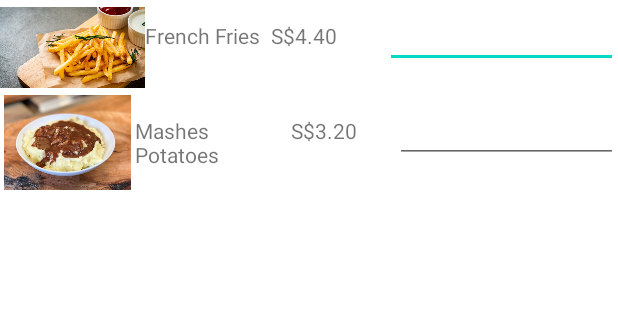
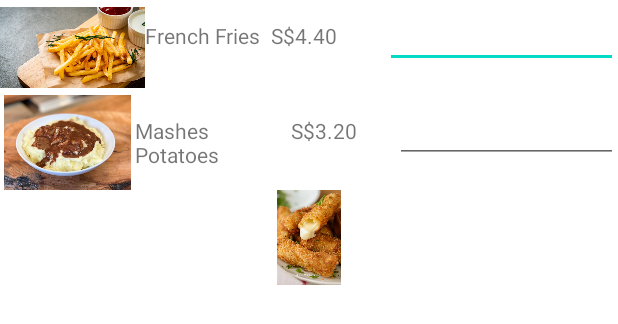
Before and after one commit to Silversoulxx/FastFoodOrderingSystem, an Android app: the layout fragment_appetizer.xml on its own in the app's theme, with its tools: preview values and no code run, on a phone screen of 412 x 824 dp. Shown: the top 324 px of the screen. Run offline under Robolectric (Android 15) with nearby library versions, the phone set to English and light mode, and no system bars; network calls fail.

```diff
--- a/app/src/main/res/layout/fragment_appetizer.xml
+++ b/app/src/main/res/layout/fragment_appetizer.xml
@@ -85,6 +85,12 @@
         android:layout_height="63dp"
         android:orientation="horizontal">
 
+        <ImageView
+            android:id="@+id/imageView3"
+            android:layout_width="253dp"
+            android:layout_height="wrap_content"
+            android:layout_weight="1"
+            app:srcCompat="@drawable/mozzastick" />
     </LinearLayout>
     <LinearLayout
         android:layout_width="match_parent"
```
Also changed, not shown: app/src/main/java/mdad/localdata/fastfoodorderingsystem/MainActivity.java (+3 -7 lines).
